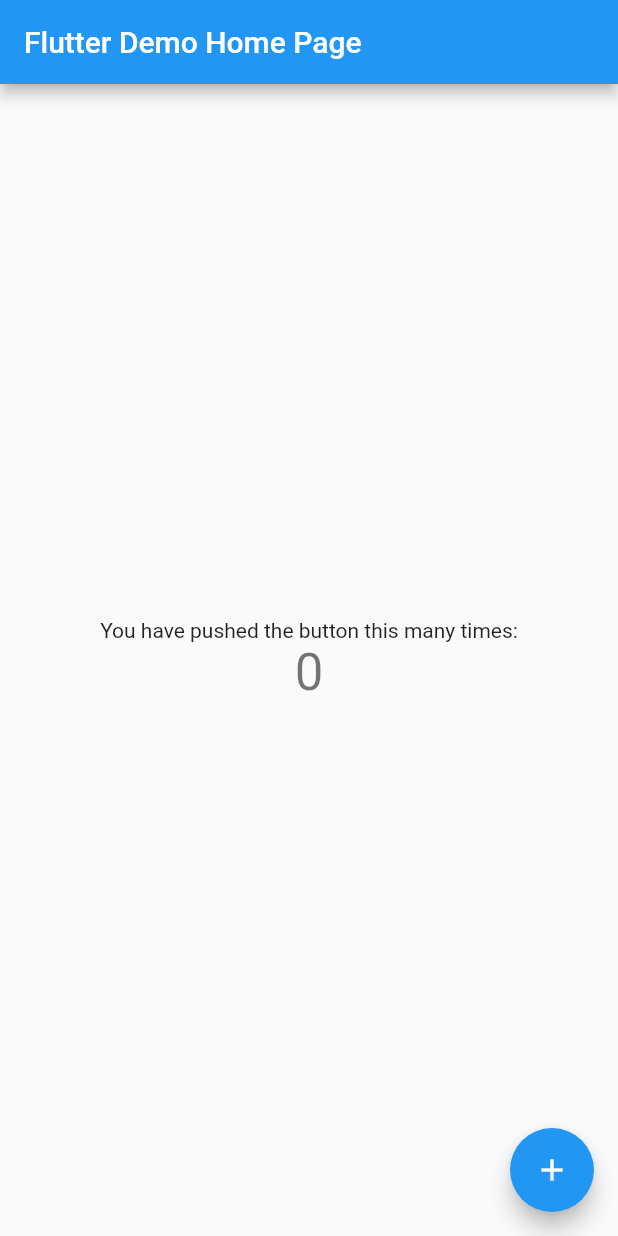
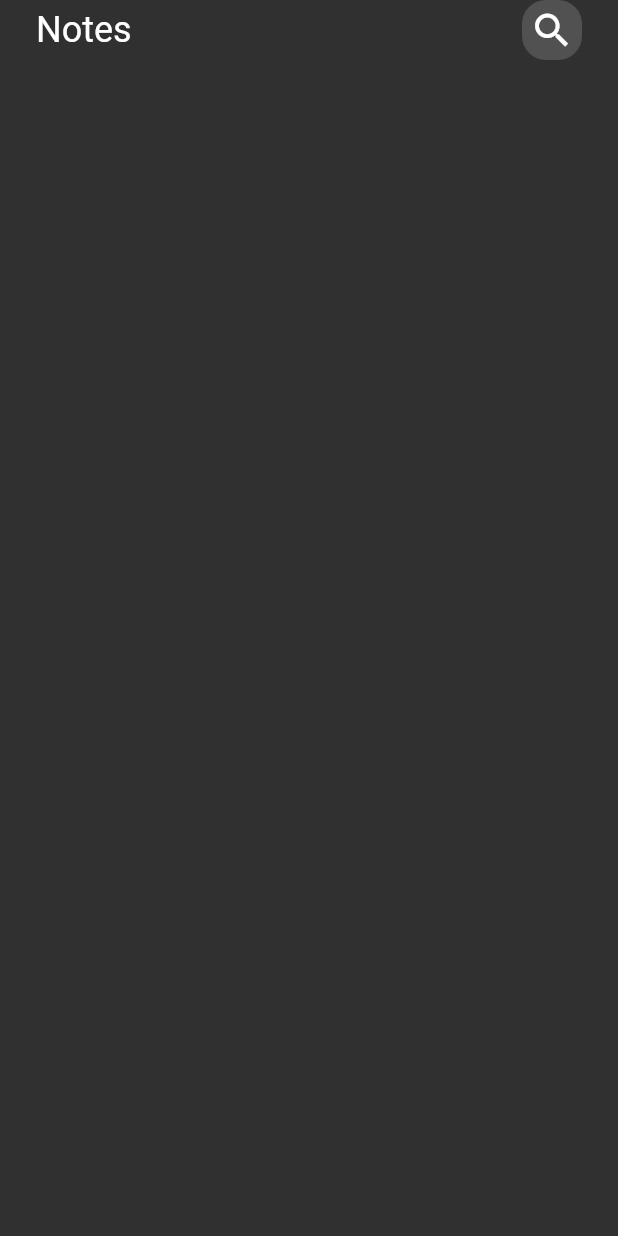
Before and after one commit to HazemHamdy7/note_app_hive, a Flutter app: the screen it shows after launch, on a phone screen of 412 x 824 dp. Run offline on Flutter 3.47's test engine with Material 2 defaults, Android fonts, the phone set to English and light mode, and no system bars.

Commit message:
create custom app bar

```diff
--- /dev/null
+++ b/lib/Screens/Home/notes-app.dart
@@ -0,0 +1,16 @@
+import 'package:flutter/material.dart';
+
+import '../widgets/notes_view_body.dart';
+
+class NotesApp extends StatelessWidget {
+  const NotesApp({super.key});
+
+  @override
+  Widget build(BuildContext context) {
+    return const SafeArea(
+      child: Scaffold(
+        body: NotesViewBody(),
+      ),
+    );
+  }
+}
--- /dev/null
+++ b/lib/Screens/Home/widgets/notes_view_body.dart
@@ -0,0 +1,16 @@
+import 'package:flutter/material.dart';
+
+import '../../widgets/custom_app_bar.dart';
+
+class NotesViewBody extends StatelessWidget {
+  const NotesViewBody({super.key});
+
+  @override
+  Widget build(BuildContext context) {
+    return Column(
+      children: const [
+        CustomAppBar(),
+      ],
+    );
+  }
+}
--- /dev/null
+++ b/lib/Screens/widgets/custom_app_bar.dart
@@ -0,0 +1,19 @@
+import 'package:flutter/material.dart';
+
+import 'custom_icon_app_bar.dart';
+
+class CustomAppBar extends StatelessWidget {
+  const CustomAppBar({super.key});
+
+  @override
+  Widget build(BuildContext context) {
+    return Row(
+      // mainAxisAlignment: MainAxisAlignment.spaceBetween,
+      children: const [
+        Text('Notes', style: TextStyle(fontSize: 24)),
+        Spacer(),
+        CustomSearchIcon(),
+      ],
+    );
+  }
+}
--- /dev/null
+++ b/lib/Screens/widgets/custom_icon_app_bar.dart
@@ -0,0 +1,24 @@
+import 'package:flutter/material.dart';
+
+class CustomSearchIcon extends StatelessWidget {
+  const CustomSearchIcon({super.key});
+
+  @override
+  Widget build(BuildContext context) {
+    return Container(
+      height: 40,
+      width: 40,
+      decoration: BoxDecoration(
+        color: Colors.grey.withOpacity(.3),
+        borderRadius: BorderRadius.circular(16),
+      ),
+      child: const Center(
+        child: Icon(
+          (Icons.search),
+          size: 30,
+          color: Colors.white,
+        ),
+      ),
+    );
+  }
+}
--- /dev/null
+++ b/lib/Screens/widgets/notes_view_body.dart
@@ -0,0 +1,19 @@
+import 'package:flutter/material.dart';
+
+import 'custom_app_bar.dart';
+
+class NotesViewBody extends StatelessWidget {
+  const NotesViewBody({super.key});
+
+  @override
+  Widget build(BuildContext context) {
+    return Padding(
+      padding: const EdgeInsets.symmetric(horizontal: 24),
+      child: Column(
+        children: const [
+          CustomAppBar(),
+        ],
+      ),
+    );
+  }
+}
--- a/lib/main.dart
+++ b/lib/main.dart
@@ -1,4 +1,6 @@
 import 'package:flutter/material.dart';
+
+import 'Screens/Home/notes-app.dart';
 
 void main() {
   runApp(const MyApp());
@@ -7,109 +9,12 @@ void main() {
 class MyApp extends StatelessWidget {
   const MyApp({super.key});
 
-  // This widget is the root of your application.
   @override
   Widget build(BuildContext context) {
     return MaterialApp(
-      title: 'Flutter Demo',
-      theme: ThemeData(
-        // This is the theme of your application.
-        //
-        // Try running your application with "flutter run". You'll see the
-        // application has a blue toolbar. Then, without quitting the app, try
-        // changing the primarySwatch below to Colors.green and then invoke
-        // "hot reload" (press "r" in the console where you ran "flutter run",
-        // or simply save your changes to "hot reload" in a Flutter IDE).
-        // Notice that the counter didn't reset back to zero; the application
-        // is not restarted.
-        primarySwatch: Colors.blue,
-      ),
-      home: const MyHomePage(title: 'Flutter Demo Home Page'),
-    );
+        debugShowCheckedModeBanner: false,
+        title: 'Flutter Demo',
+        theme: ThemeData.dark(),
+        home: const NotesApp());
   }
 }
-
-class MyHomePage extends StatefulWidget {
-  const MyHomePage({super.key, required this.title});
-
-  // This widget is the home page of your application. It is stateful, meaning
-  // that it has a State object (defined below) that contains fields that affect
-  // how it looks.
-
-  // This class is the configuration for the state. It holds the values (in this
-  // case the title) provided by the parent (in this case the App widget) and
-  // used by the build method of the State. Fields in a Widget subclass are
-  // always marked "final".
-
-  final String title;
-
-  @override
-  State<MyHomePage> createState() => _MyHomePageState();
-}
-
-class _MyHomePageState extends State<MyHomePage> {
-  int _counter = 0;
-
-  void _incrementCounter() {
-    setState(() {
-      // This call to setState tells the Flutter framework that something has
-      // changed in this State, which causes it to rerun the build method below
-      // so that the display can reflect the updated values. If we changed
-      // _counter without calling setState(), then the build method would not be
-      // called again, and so nothing would appear to happen.
-      _counter++;
-    });
-  }
-
-  @override
-  Widget build(BuildContext context) {
-    // This method is rerun every time setState is called, for instance as done
-    // by the _incrementCounter method above.
-    //
-    // The Flutter framework has been optimized to make rerunning build methods
-    // fast, so that you can just rebuild anything that needs updating rather
-    // than having to individually change instances of widgets.
-    return Scaffold(
-      appBar: AppBar(
-        // Here we take the value from the MyHomePage object that was created by
-        // the App.build method, and use it to set our appbar title.
-        title: Text(widget.title),
-      ),
-      body: Center(
-        // Center is a layout widget. It takes a single child and positions it
-        // in the middle of the parent.
-        child: Column(
-          // Column is also a layout widget. It takes a list of children and
-          // arranges them vertically. By default, it sizes itself to fit its
-          // children horizontally, and tries to be as tall as its parent.
-          //
-          // Invoke "debug painting" (press "p" in the console, choose the
-          // "Toggle Debug Paint" action from the Flutter Inspector in Android
-          // Studio, or the "Toggle Debug Paint" command in Visual Studio Code)
-          // to see the wireframe for each widget.
-          //
-          // Column has various properties to control how it sizes itself and
-          // how it positions its children. Here we use mainAxisAlignment to
-          // center the children vertically; the main axis here is the vertical
-          // axis because Columns are vertical (the cross axis would be
-          // horizontal).
-          mainAxisAlignment: MainAxisAlignment.center,
-          children: <Widget>[
-            const Text(
-              'You have pushed the button this many times:',
-            ),
-            Text(
-              '$_counter',
-              style: Theme.of(context).textTheme.headlineMedium,
-            ),
-          ],
-        ),
-      ),
-      floatingActionButton: FloatingActionButton(
-        onPressed: _incrementCounter,
-        tooltip: 'Increment',
-        child: const Icon(Icons.add),
-      ), // This trailing comma makes auto-formatting nicer for build methods.
-    );
-  }
-}
```
